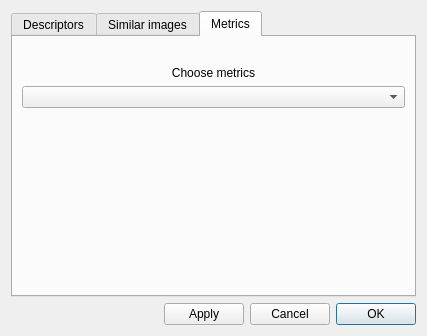
Vozf/full-slide-image-analysis, file slide_analysis/UI/view/settings_dialog.ui: the form before one commit.
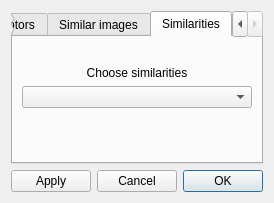
The form after the commit. The open tabs and pages were chosen to show the change.

The edit to the form file:
```diff
--- a/slide_analysis/UI/view/settings_dialog.ui
+++ b/slide_analysis/UI/view/settings_dialog.ui
@@ -2,7 +2,7 @@
 <ui version="4.0">
  <class>SettingsDialog</class>
  <widget class="QDialog" name="SettingsDialog">
-  <property name="geometry">
+  <property name="geoetry">
    <rect>
     <x>0</x>
     <y>0</y>
@@ -158,7 +158,7 @@
      </widget>
      <widget class="QWidget" name="metrics_settings">
       <attribute name="title">
-       <string>Metrics</string>
+       <string>Similarities</string>
       </attribute>
       <layout class="QVBoxLayout" name="verticalLayout_2">
        <item>
@@ -180,7 +180,7 @@
        <item>
         <widget class="QLabel" name="choose_descriptors_label_2">
          <property name="text">
-          <string>Choose metrics</string>
+          <string>Choose similarities</string>
          </property>
          <property name="alignment">
           <set>Qt::AlignCenter</set>
```
Left out of the diff: 10 changed lines with no effect on the pictures.
